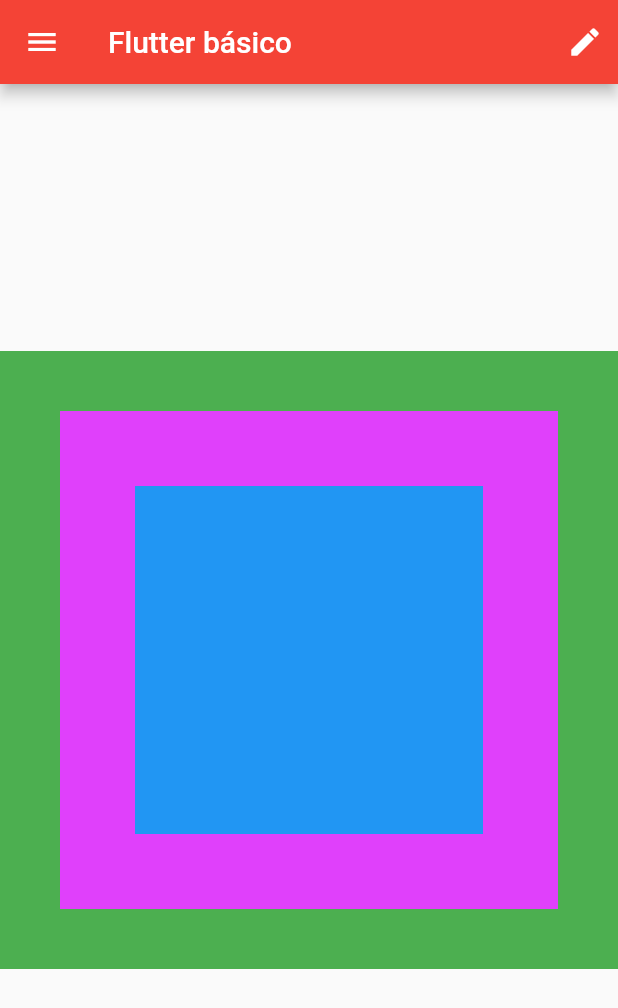
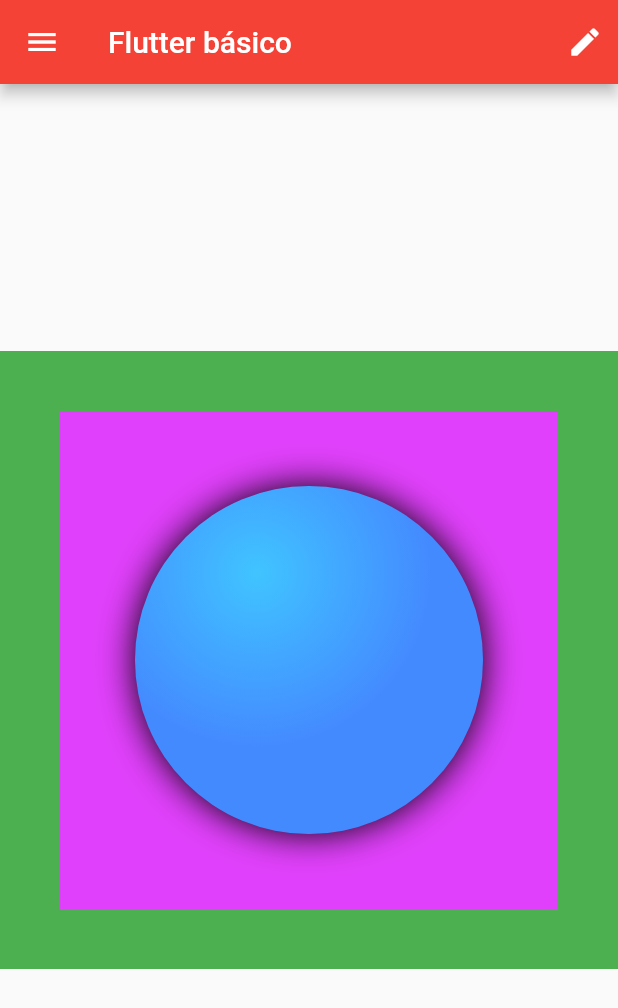
Before and after one commit to doble97/Basico-flutter, a Flutter app: the screen it shows after launch, on a phone screen of 412 x 824 dp. Shown: the top 1008 px of the screen. Run offline on Flutter 3.47's test engine with Material 2 defaults, Android fonts, the phone set to English and light mode, and no system bars.

Commit message:
Primer commit

```diff
--- a/lib/basic_screen.dart
+++ b/lib/basic_screen.dart
@@ -23,6 +23,7 @@ class BasicSreen extends StatelessWidget {
             child: InmutableWidget(),
           ),
         ),
+        //Drawer crea un icono menu y al hacer click se muestra una pantalla por encima
         drawer: Drawer(
           child: Container(
             color: Colors.lightBlue,
--- a/lib/inmutable_widget.dart
+++ b/lib/inmutable_widget.dart
@@ -13,12 +13,22 @@ class InmutableWidget extends StatelessWidget {
           color: Colors.purpleAccent,
           child: Padding(
             padding: const EdgeInsets.all(50.0),
-            child: Container(
-              color: Colors.blue,
-            ),
+            child: _buildShinyCircle(),
           ),
         ),
       ),
     );
   }
+
+  Widget _buildShinyCircle() {
+    return Container(
+      decoration: BoxDecoration(
+          shape: BoxShape.circle,
+          gradient: RadialGradient(
+            colors: [Colors.lightBlueAccent, Colors.blueAccent],
+            center: Alignment(-0.3, -0.5),
+          ),
+          boxShadow: [BoxShadow(blurRadius: 20)]),
+    );
+  }
 }
```
